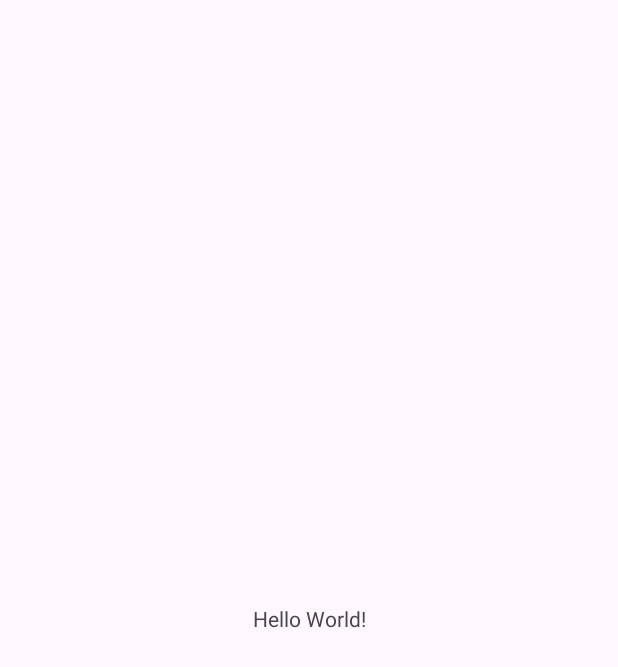
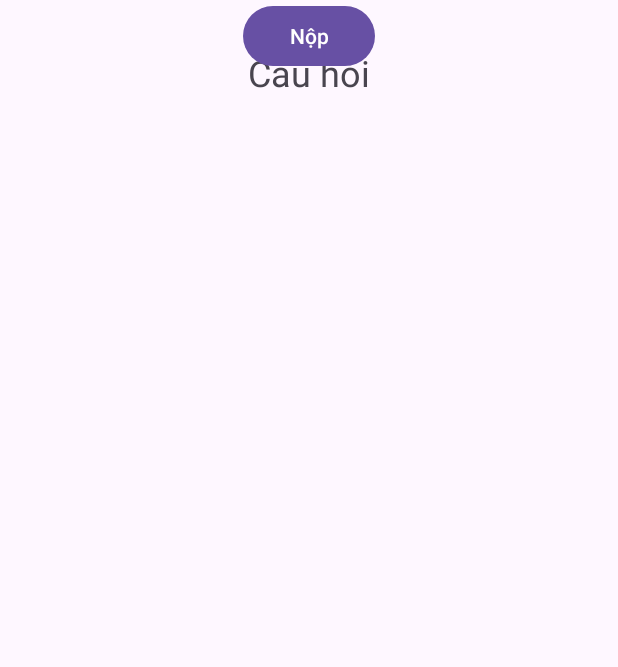
Before and after one commit to ngthanhtri/63131548-AndroidProgramming, an Android app: the screen it shows after launch (MainActivity), on a phone screen of 412 x 824 dp. Before the commit the part shown is almost empty. Shown: the top 667 px of the screen. Run offline under Robolectric (Android 15) with nearby library versions, the phone set to English and light mode, and no system bars.

Commit message:
Thêm  vùng TV câu hỏi và nút nộp câu trả lời

```diff
--- a/Cau2_AppTracNghiemLop1/app/src/main/res/layout/activity_main.xml
+++ b/Cau2_AppTracNghiemLop1/app/src/main/res/layout/activity_main.xml
@@ -7,12 +7,28 @@
     tools:context=".MainActivity">
 
     <TextView
+        android:id="@+id/TVcauhoi"
         android:layout_width="wrap_content"
         android:layout_height="wrap_content"
-        android:text="Hello World!"
-        app:layout_constraintBottom_toBottomOf="parent"
+        android:text="Câu hỏi"
+        android:textSize="24sp"
+        app:layout_constraintStart_toStartOf="parent"
+        app:layout_constraintTop_toTopOf="parent"
         app:layout_constraintEnd_toEndOf="parent"
+        android:layout_marginTop="32dp"
+        android:layout_marginStart="16dp"
+        android:layout_marginEnd="16dp" />
+
+
+    <Button
+        android:id="@+id/btnnop"
+        android:layout_width="wrap_content"
+        android:layout_height="wrap_content"
+        android:text="Nộp"
         app:layout_constraintStart_toStartOf="parent"
-        app:layout_constraintTop_toTopOf="parent" />
+        app:layout_constraintEnd_toEndOf="parent"
+        android:layout_marginTop="32dp"
+        android:layout_marginStart="16dp"
+        android:layout_marginEnd="16dp" />
 
 </androidx.constraintlayout.widget.ConstraintLayout>
```
